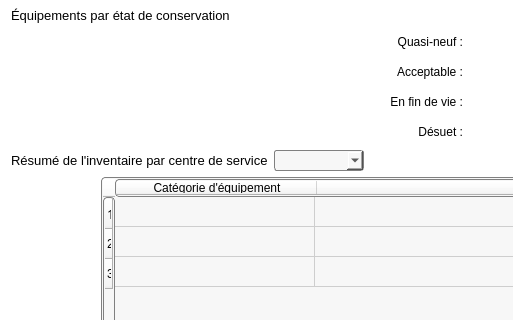
Qt form Interface/FenetresEnUI/Statistique.ui (ProjetPC2/SIMM2.0-DEV) before a commit; both pictures show x 0 to 513 and y 222 to 542 of the 1440 by 810 pixel window.
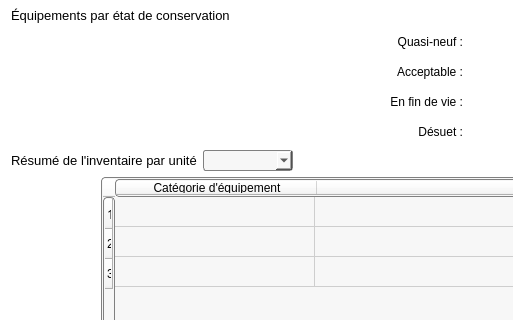
The same form after that commit. Icons and pictures are not drawn.

Commit message:
Centre de service/Code ASSET/Hopital St-Michel
J'ai modifié Centre de Service pour Unité, Code ASSET pour Voltage/Courant et Hopital Saint-Michel pour Hopital Universitaire Justinien dans toutes les fenêtres .ui. Je vais re-commit quand je les aurais transformer en .py

Diff of the .ui file:
```diff
--- a/Interface/FenetresEnUI/Statistique.ui
+++ b/Interface/FenetresEnUI/Statistique.ui
@@ -900,7 +900,7 @@
           <string notr="true">background:white;</string>
          </property>
          <property name="text">
-          <string>Résumé de l'inventaire par centre de service</string>
+          <string>Résumé de l'inventaire par unité</string>
          </property>
         </widget>
        </item>
```
Left out of the diff: 2 changed lines with no effect on the pictures. The commit also changes 16 other files.
